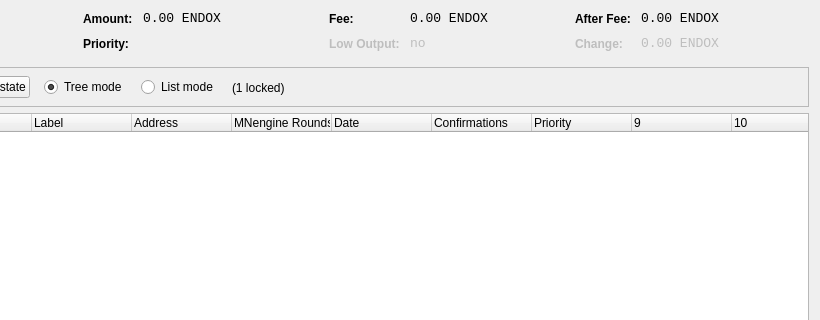
Old version of the form src/qt/forms/coincontroldialog.ui in the repository SaltineChips/endox; both pictures show x 180 to 1000 and y 0 to 320 of the 1000 by 500 pixel window.
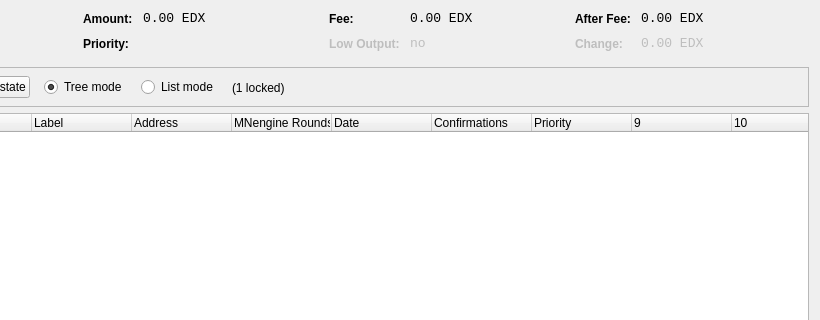
New version of the form. Custom widgets are drawn as their Qt base class.

The edit to the form file:
```diff
--- a/src/qt/forms/coincontroldialog.ui
+++ b/src/qt/forms/coincontroldialog.ui
@@ -144,7 +144,7 @@
           <enum>Qt::ActionsContextMenu</enum>
          </property>
          <property name="text">
-          <string notr="true">0.00 ENDOX</string>
+          <string notr="true">0.00 EDX</string>
          </property>
          <property name="textInteractionFlags">
           <set>Qt::LinksAccessibleByMouse|Qt::TextSelectableByKeyboard|Qt::TextSelectableByMouse</set>
@@ -224,7 +224,7 @@
           <enum>Qt::ActionsContextMenu</enum>
          </property>
          <property name="text">
-          <string notr="true">0.00 ENDOX</string>
+          <string notr="true">0.00 EDX</string>
          </property>
          <property name="textInteractionFlags">
           <set>Qt::LinksAccessibleByMouse|Qt::TextSelectableByKeyboard|Qt::TextSelectableByMouse</set>
@@ -310,7 +310,7 @@
           <enum>Qt::ActionsContextMenu</enum>
          </property>
          <property name="text">
-          <string notr="true">0.00 ENDOX</string>
+          <string notr="true">0.00 EDX</string>
          </property>
          <property name="textInteractionFlags">
           <set>Qt::LinksAccessibleByMouse|Qt::TextSelectableByKeyboard|Qt::TextSelectableByMouse</set>
@@ -348,7 +348,7 @@
           <enum>Qt::ActionsContextMenu</enum>
          </property>
          <property name="text">
-          <string notr="true">0.00 ENDOX</string>
+          <string notr="true">0.00 EDX</string>
          </property>
          <property name="textInteractionFlags">
           <set>Qt::LinksAccessibleByMouse|Qt::TextSelectableByKeyboard|Qt::TextSelectableByMouse</set>
```
